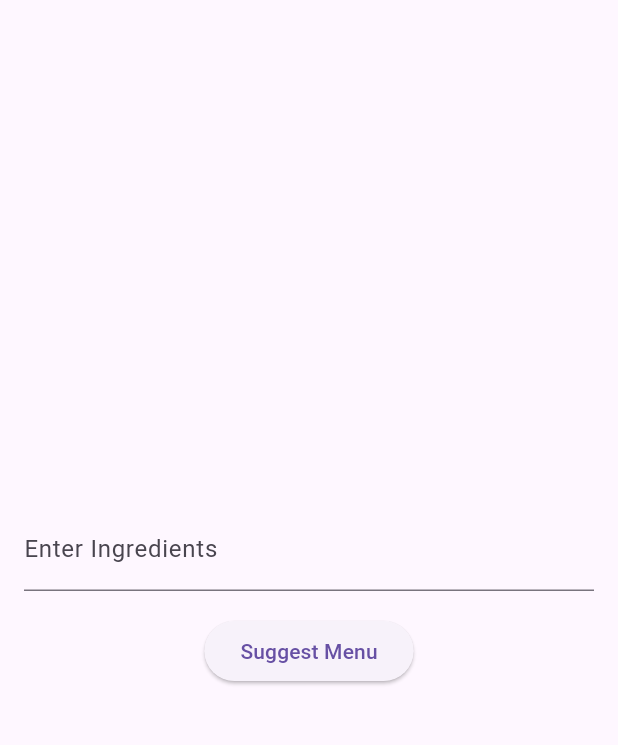
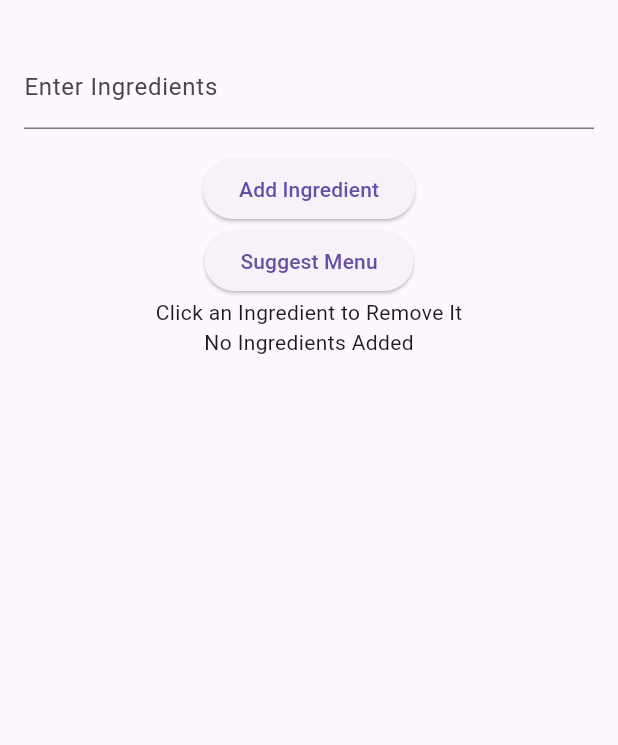
Before and after one commit to DilafruzShamsieva/the_fridge, a Flutter app: the HomeScreen screen opened directly, on a phone screen of 412 x 824 dp, the part 63-808 px from its top. Run offline on Flutter 3.47's test engine with Material 3 defaults, Android fonts, the phone set to English and light mode, and no system bars; our stand-ins replace firebase_auth, firebase_core; accounts and stored records are empty.

Commit message:
Ingredient list input
Add to the ingredient list, click to remove, and scroll when the list gets too big.  Separate button for submitting the list to search

```diff
--- a/lib/home.dart
+++ b/lib/home.dart
@@ -7,6 +7,7 @@ class HomeScreen extends StatefulWidget {
 
 class _HomeScreenState extends State<HomeScreen> {
   final TextEditingController _ingredientsController = TextEditingController();
+  List<String> ingredients = [];
 
   @override
   Widget build(BuildContext context) {
@@ -26,12 +27,39 @@ class _HomeScreenState extends State<HomeScreen> {
             SizedBox(height: 16.0),
             ElevatedButton(
               onPressed: () {
-                String ingredients = _ingredientsController.text.trim();
+                String ingred = _ingredientsController.text.trim();
+                if (!ingredients.contains(ingred)){
+                  ingredients.add(ingred);
+                }
+                setState((){});
+
+                // test print the ingredients to the console
+                print('Suggested Menu for Ingredients: $ingredients');
+              },
+              child: Text('Add Ingredient'),
+            ),
+            ElevatedButton(
+              onPressed: () {
 
                 // test print the ingredients to the console
                 print('Suggested Menu for Ingredients: $ingredients');
               },
               child: Text('Suggest Menu'),
+            ),
+            Text('Click an Ingredient to Remove It'),
+            Expanded(
+              child: ingredients.isNotEmpty ? ListView.builder(
+                itemCount: ingredients.length,
+                itemBuilder: (context, index) {
+                  return ListTile(
+                    title: Text(ingredients[index]),
+                    onTap: () {
+                      ingredients.remove(ingredients[index]);
+                      setState((){});
+                    }
+                  );
+                },
+              ) : Text('No Ingredients Added'),
             ),
           ],
         ),
```
